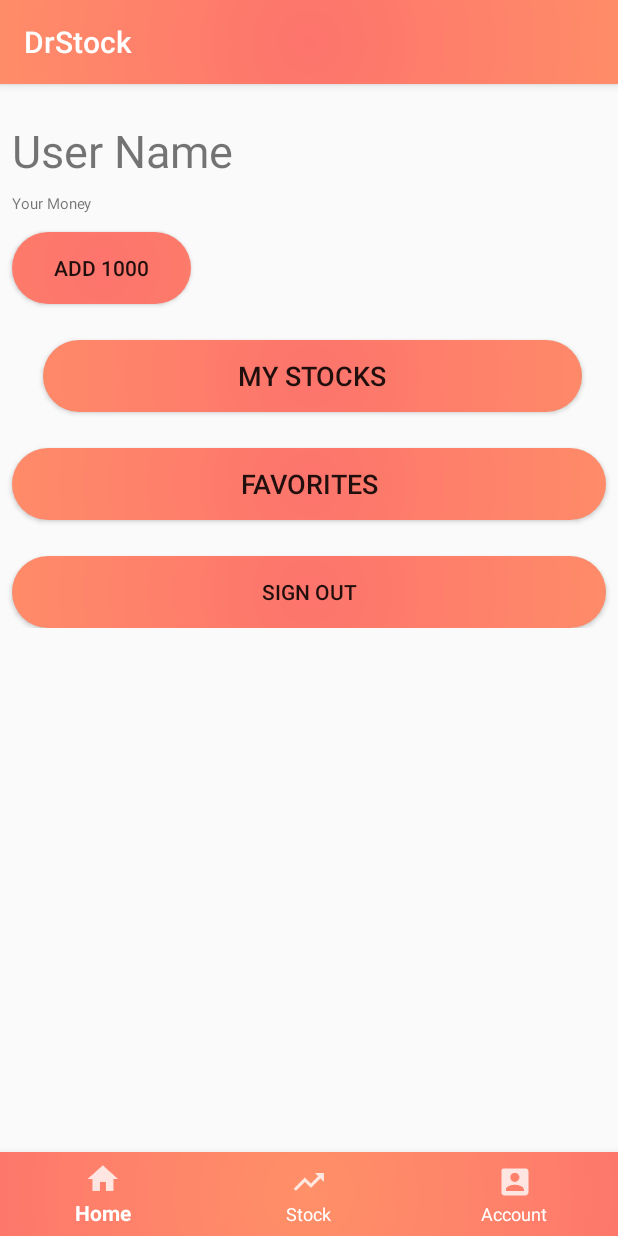
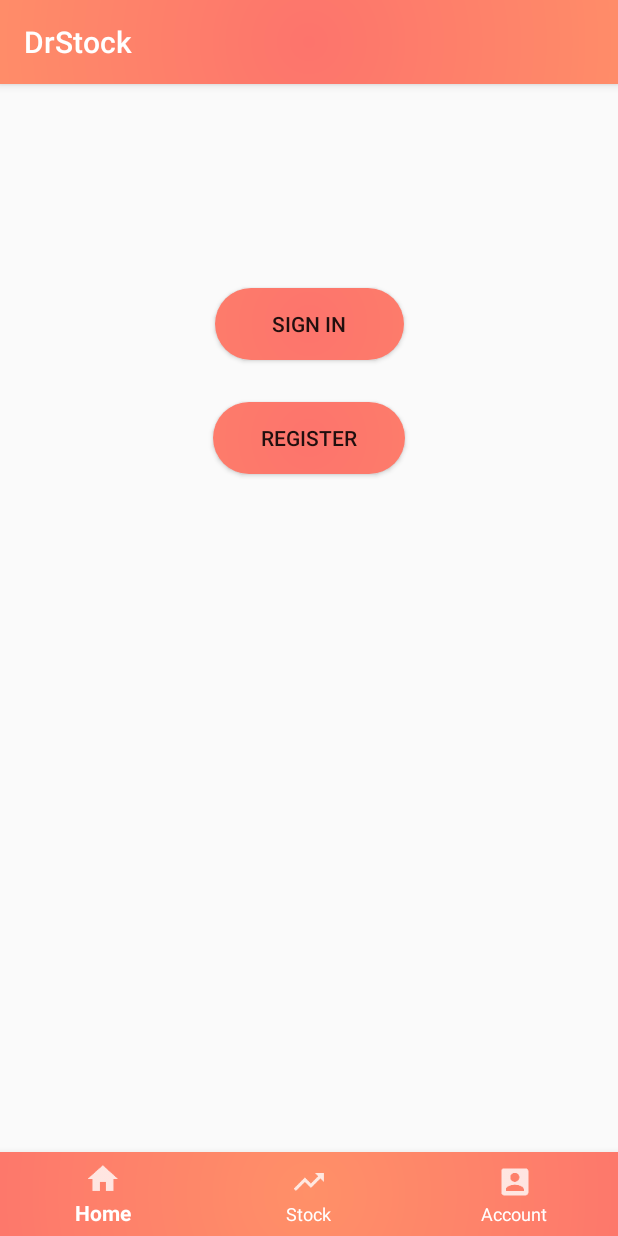
Before and after one commit to syz112679/DrStock, an Android app: the fragment LoginFragment placed in its activity, on a phone screen of 412 x 824 dp. Run offline under Robolectric (Android 15) with nearby library versions, the phone set to English and light mode, and no system bars; our stand-ins replace Firebase (no records; nobody signed in at launch, a user with empty details on screens opened directly).

Commit message:
account fragment works

```diff
--- a/app/src/main/java/com/smarthuman/drstock/LoginActivity.java
+++ b/app/src/main/java/com/smarthuman/drstock/LoginActivity.java
@@ -86,9 +86,7 @@ public class LoginActivity extends AppCompatActivity {
                     Log.d("FlashChat", "Problem signing in: " + task.getException());
                     showErrorDialog("There was a problem signing in");
                 } else {
-                    Intent intent = new Intent(LoginActivity.this, UserActivity.class);
                     finish();
-                    startActivity(intent);
                 }
 
             }
--- a/app/src/main/java/com/smarthuman/drstock/LoginFragment.java
+++ b/app/src/main/java/com/smarthuman/drstock/LoginFragment.java
@@ -26,9 +26,11 @@ public class LoginFragment extends android.support.v4.app.Fragment implements  V
     @Nullable
     @Override
     public View onCreateView(LayoutInflater inflater, @Nullable ViewGroup container, @Nullable Bundle savedInstanceState) {
-        View view = inflater.inflate(R.layout.fragment_account, container, false);
-
-
+        View view = inflater.inflate(R.layout.fragment_login, container, false);
+        mSignInbtn = view.findViewById(R.id.no_user_sign_in);
+        mSignInbtn.setOnClickListener(this);
+        mRegisterbtn = view.findViewById(R.id.no_user_register);
+        mRegisterbtn.setOnClickListener(this);
         return view;
     }
 
--- a/app/src/main/java/com/smarthuman/drstock/MainActivity.java
+++ b/app/src/main/java/com/smarthuman/drstock/MainActivity.java
@@ -80,7 +80,7 @@ public class MainActivity extends AppCompatActivity
                 break;
 
             case R.id.navigation_account:
-                if(!isLogin)
+                if(isLogin)
                     fragment = new com.smarthuman.drstock.AccountFragment();
                 else
                     fragment = new com.smarthuman.drstock.LoginFragment();
--- a/app/src/main/res/layout/activity_register.xml
+++ b/app/src/main/res/layout/activity_register.xml
@@ -9,7 +9,7 @@
               android:paddingRight="@dimen/activity_horizontal_margin"
               android:paddingTop="@dimen/activity_vertical_margin"
               android:background="@drawable/background_login_min"
-              tools:context="com.likeheng.flashchatnewfirebase.RegisterActivity"
+              tools:context="com.smarthuman.drstock.RegisterActivity"
               android:gravity="top">
 
 
--- a/app/src/main/res/layout/fragment_account.xml
+++ b/app/src/main/res/layout/fragment_account.xml
@@ -68,7 +68,6 @@
             android:layout_width="match_parent"
             android:layout_height="wrap_content"
             android:layout_alignParentBottom="true"
-            android:layout_alignParentLeft="true"
             android:layout_alignParentStart="true"
             android:layout_marginEnd="8dp"
             android:layout_marginStart="8dp"
```
Also changed, not shown: app/src/main/java/com/smarthuman/drstock/AccountFragment.java (+28 -0 lines), app/src/main/java/com/smarthuman/drstock/UserInformation.java (+16 -4 lines).
